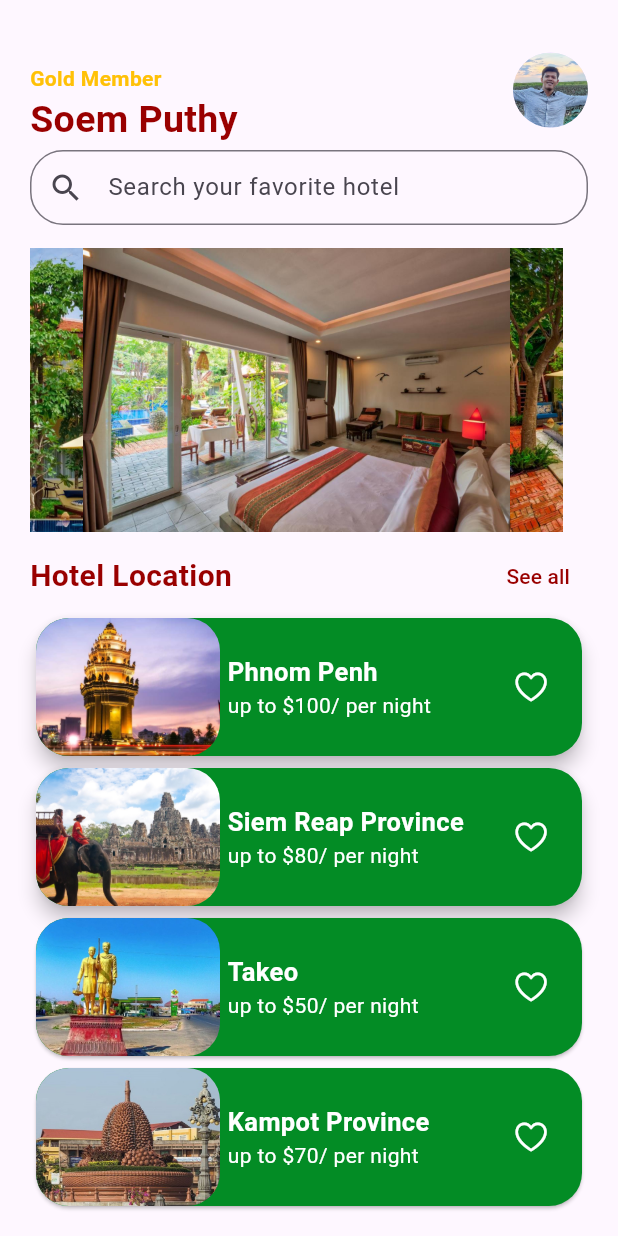
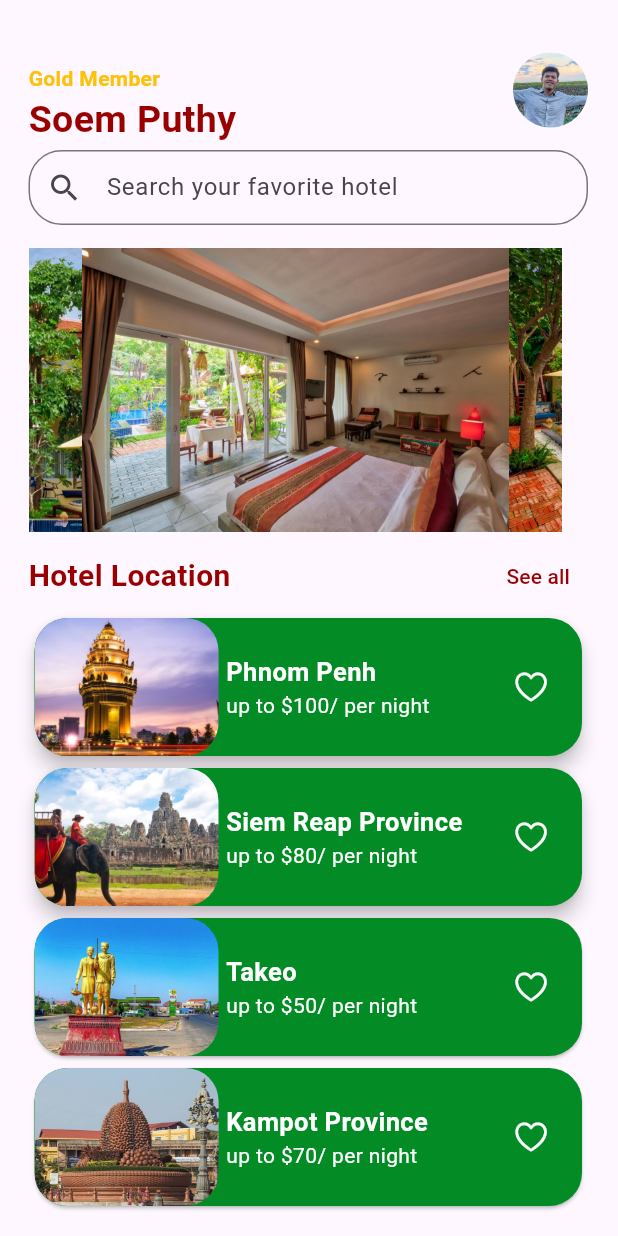
Before and after one commit to SoemPuthy/SETEC_Hotel_Project, a Flutter app: the HomePage screen opened directly, on a phone screen of 412 x 824 dp. Run offline on Flutter 3.47's test engine with Material 3 defaults, Android fonts, the phone set to English and light mode, and no system bars; drawn by our look-alikes of carousel_slider; our stand-ins replace flutter_rating_bar, gap.

```diff
--- a/lib/pages/home_page/home_page.dart
+++ b/lib/pages/home_page/home_page.dart
@@ -18,7 +18,7 @@ class _HomePageState extends State<HomePage> {
   Widget build(BuildContext context) {
     return Scaffold(
       body: SingleChildScrollView(
-        padding: const EdgeInsets.only(left: 20, right: 20),
+        padding: const EdgeInsets.only(left: 19, right: 20),
         child: Column(
           children: [
             Container(
```
